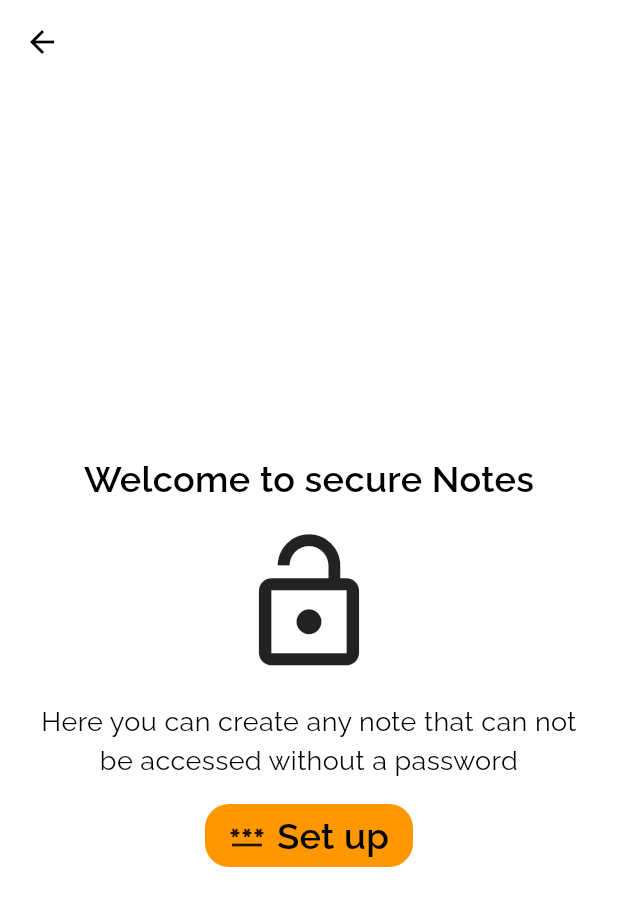
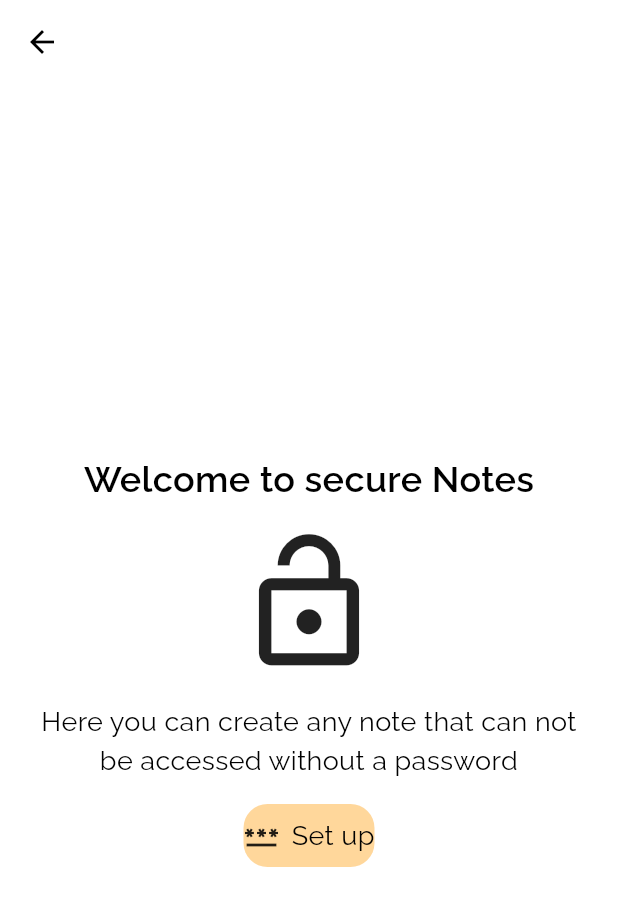
Before and after one commit to chandresh204/Note.It, a Flutter app: the _SecureSettingsPage screen opened directly, on a phone screen of 412 x 824 dp. Shown: the top 906 px of the screen. Run offline on Flutter 3.47's test engine with Material 3 defaults, Android fonts, the phone set to English and light mode, and no system bars; our stand-ins replace drift, equatable, file_picker, flutter_bloc, get_it, package_info_plus and 2 more; missing offline and left inert: encrypt, interactive_text; accounts and stored records are empty; generated files the repository leaves out were written again.

Commit message:
text icon button color changed

```diff
--- a/lib/ui/component/text_icon_button.dart
+++ b/lib/ui/component/text_icon_button.dart
@@ -16,17 +16,19 @@ class TextIconButton extends StatelessWidget {
       onTap: onClick,
       child: DecoratedBox(
         decoration: BoxDecoration(
-          color: backgroundColor ?? RuntimeConstants.lightThemeData.primaryColor,
+          color: backgroundColor ?? RuntimeConstants.lightThemeData.primaryColor.withAlpha(100),
           borderRadius: BorderRadius.circular(16)
         ),
         child: Padding(
-          padding: EdgeInsets.symmetric(horizontal: 16, vertical: 4),
+          padding: EdgeInsets.symmetric(vertical: 8),
           child: Row(
+            mainAxisAlignment: MainAxisAlignment.center,
+            crossAxisAlignment: CrossAxisAlignment.center,
             mainAxisSize: MainAxisSize.min,
             children: [
               Icon(icon),
               SizedBox(width: 8),
-              Text(text, style: AppTextStyles.heading2)
+              Text(text, style: AppTextStyles.body)
             ],
           ),
         ),
```
